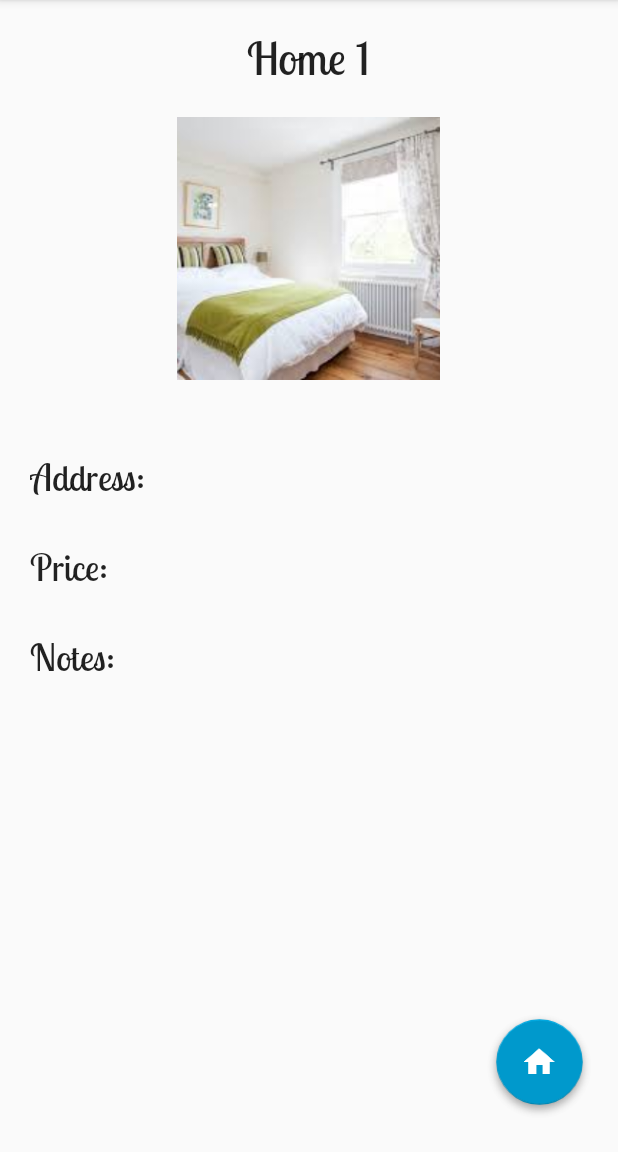
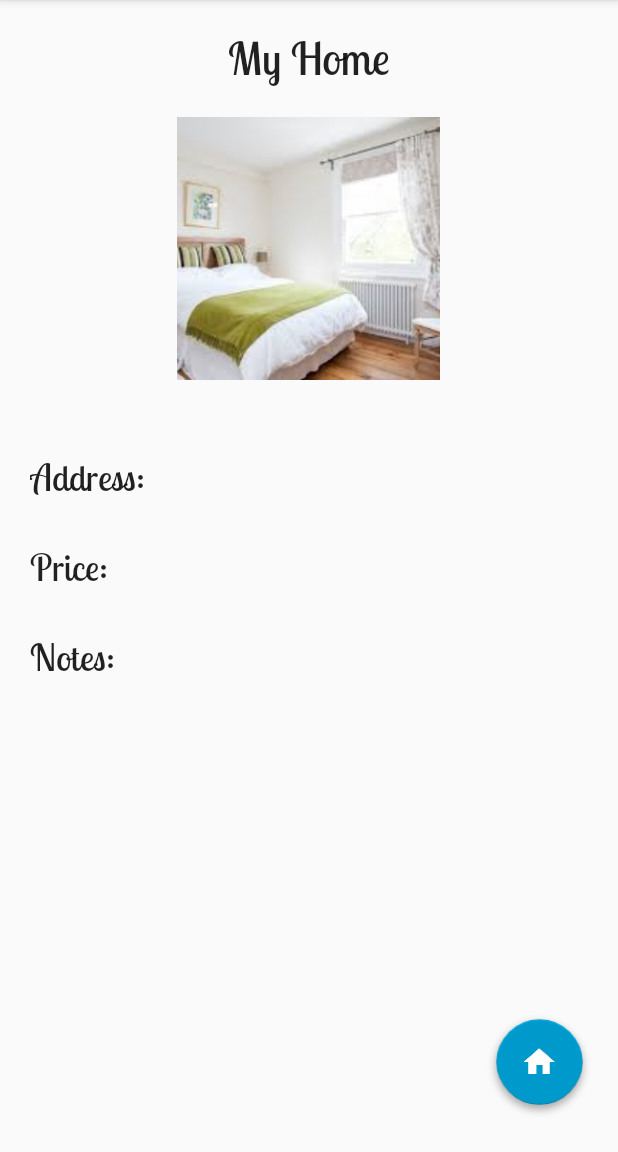
Before and after one commit to dmhartsook/Contenant, an Android app: the ViewHomeActivity screen opened directly, with no data from a screen before it, on a phone screen of 412 x 824 dp, the part 84-1236 px from its top. Run offline under Robolectric (Android 15) with nearby library versions, the phone set to English and light mode, and no system bars; plain views replace AutofitTextView.

Commit message:
Set default

```diff
--- a/app/src/main/java/edu/ucsb/cs/cs185/contenant/contenant/ViewHomeActivity.java
+++ b/app/src/main/java/edu/ucsb/cs/cs185/contenant/contenant/ViewHomeActivity.java
@@ -35,6 +35,7 @@ public class ViewHomeActivity extends AppCompatActivity {
         Typeface face= Typeface.createFromAsset(getAssets(), "fonts/LobsterTwo-Regular.otf");
 
         TextView textView = (TextView) findViewById(R.id.home_title);
+        textView.setText("My Home");
         textView.setTypeface(face);
 
         textView = (TextView) findViewById(R.id.home_address);
```
